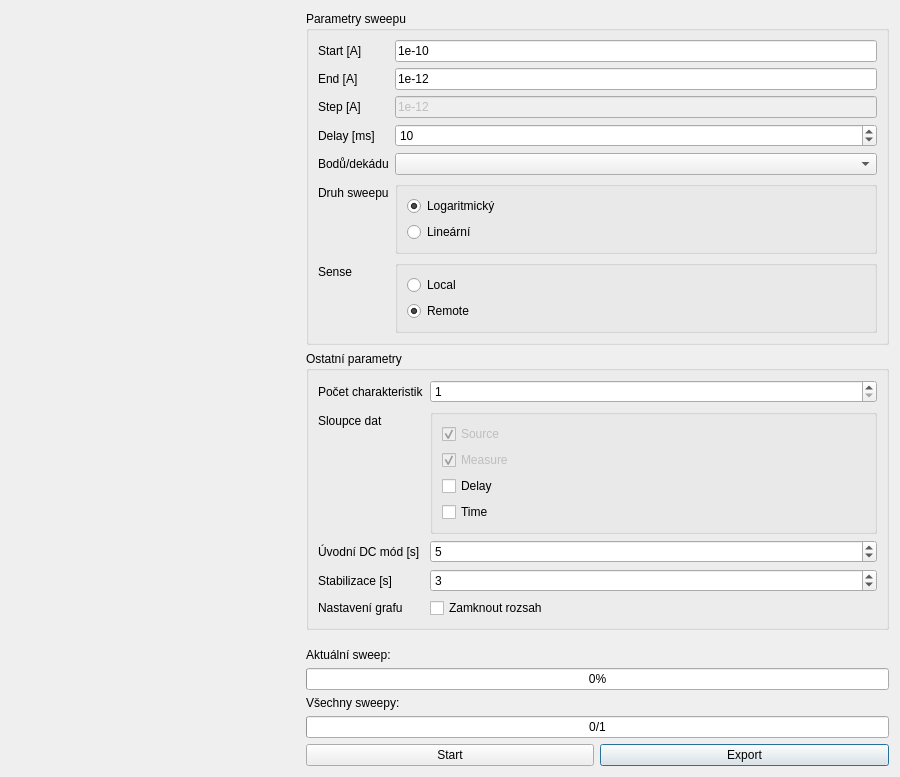
Qt form gui.ui (roesel/k237) before a commit.
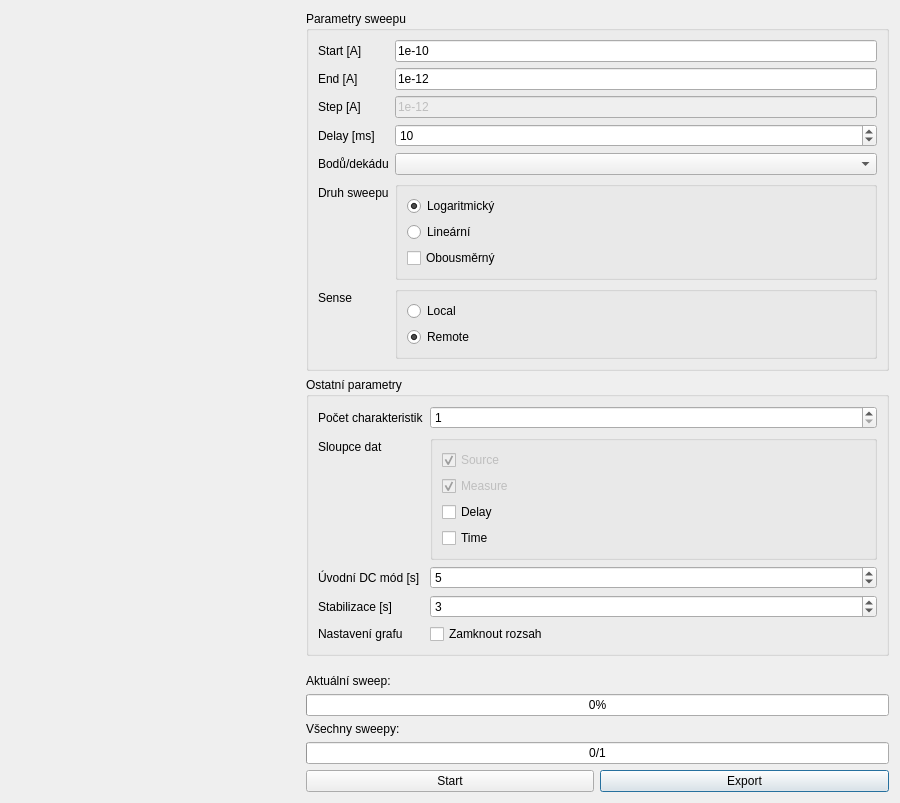
The same form after that commit. Icons and pictures are not drawn.

Commit message: Test of loop sweep

```diff
--- a/gui.ui
+++ b/gui.ui
@@ -172,6 +172,13 @@
            </property>
           </widget>
          </item>
+         <item>
+          <widget class="QCheckBox" name="chkLoop">
+           <property name="text">
+            <string>Obousměrný</string>
+           </property>
+          </widget>
+         </item>
         </layout>
        </widget>
       </item>
```
The commit also changes 2 other files.
